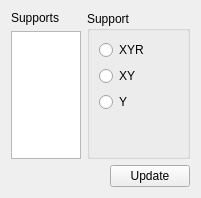
jonaslindemann/compute-course-public, file ui/qt/cases/beam_app/beam_supports.ui: the form before one commit.
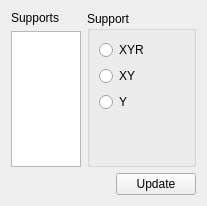
The form after the commit.

```diff
--- a/ui/qt/cases/beam_app/beam_supports.ui
+++ b/ui/qt/cases/beam_app/beam_supports.ui
@@ -6,8 +6,8 @@
    <rect>
     <x>0</x>
     <y>0</y>
-    <width>201</width>
-    <height>198</height>
+    <width>207</width>
+    <height>206</height>
    </rect>
   </property>
   <property name="windowTitle">
```
